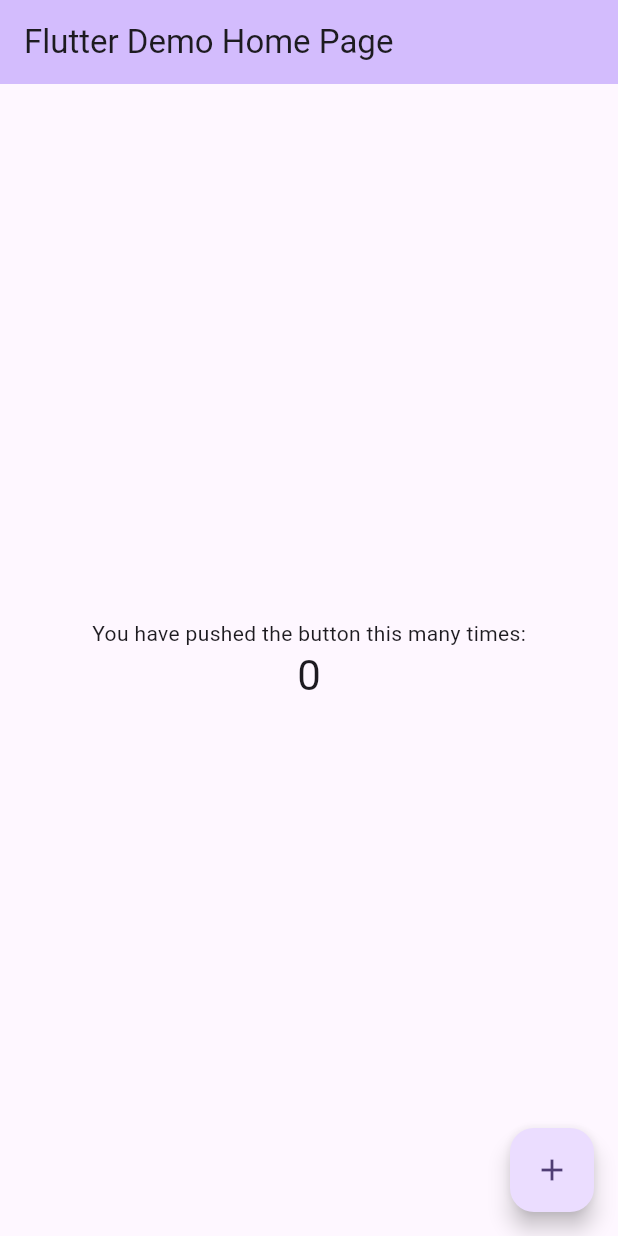
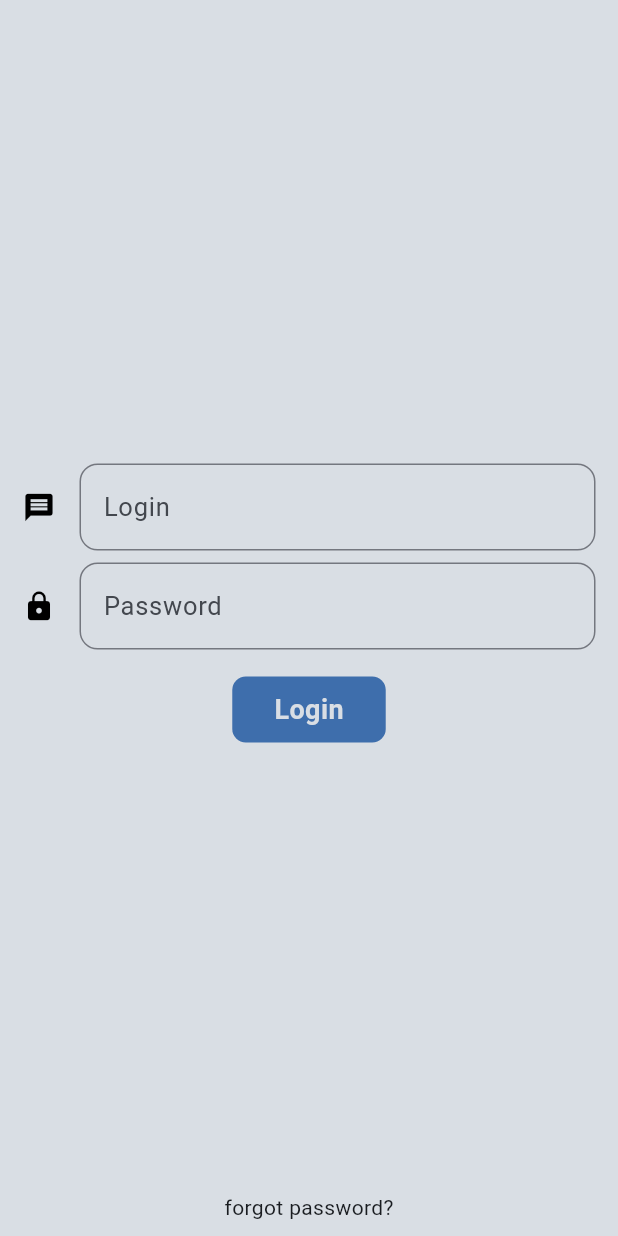
Before and after one commit to haidang93/code_01, a Flutter app: the screen it shows after launch, on a phone screen of 412 x 824 dp. Run offline on Flutter 3.47's test engine with Material 3 defaults, Android fonts, the phone set to English and light mode, and no system bars.

Commit message:
update text field simply

```diff
--- /dev/null
+++ b/login_flow/lib/app_colors.dart
@@ -0,0 +1,6 @@
+import 'package:flutter/material.dart';
+
+class AppColor {
+  static const primary = Color.fromARGB(255, 62, 110, 172);
+  static const background = Color.fromARGB(255, 217, 222, 228);
+}
--- /dev/null
+++ b/login_flow/lib/login_flow/screen/login_screen.dart
@@ -0,0 +1,84 @@
+
+import 'package:flutter/material.dart';
+import 'package:login_flow/app_colors.dart';
+
+class LoginScreen extends StatefulWidget {
+  const LoginScreen({super.key});
+
+  @override
+  State<StatefulWidget> createState() {
+    return _LoginScreen();
+  }
+}
+
+class _LoginScreen extends State<LoginScreen> {
+  @override
+  Widget build(BuildContext context) {
+    return Scaffold(
+      backgroundColor: AppColor.background,
+      body: SafeArea(
+          child: Container(
+        padding: const EdgeInsets.symmetric(vertical: 9, horizontal: 15),
+        child: Column(
+          children: [
+            Expanded(child: Container()),
+            TextField(
+              onChanged: (passwordText) {},
+              style: const TextStyle(fontSize: 16.0, color: Colors.black),
+              decoration: InputDecoration(
+                border: OutlineInputBorder(
+                  borderRadius: BorderRadius.circular(12),
+                ),
+                icon: const Icon(
+                  Icons.message,
+                  size: 22.0,
+                  color: Colors.black,
+                ),
+                hintText: 'Login',
+                hintStyle: const TextStyle(fontSize: 17.0),
+              ),
+              textInputAction: TextInputAction.go,
+            ),
+            Padding(
+              padding: const EdgeInsets.only(top: 8),
+              child: TextField(
+                onChanged: (passwordText) {},
+                style: const TextStyle(fontSize: 16.0, color: Colors.black),
+                decoration: InputDecoration(
+                  border: OutlineInputBorder(
+                    borderRadius: BorderRadius.circular(12),
+                  ),
+                  icon: const Icon(
+                    Icons.lock,
+                    size: 22.0,
+                    color: Colors.black,
+                  ),
+                  hintText: 'Password',
+                  hintStyle: const TextStyle(fontSize: 17.0),
+                ),
+                textInputAction: TextInputAction.go,
+              ),
+            ),
+            Container(
+              margin: const EdgeInsets.only(top: 18),
+              decoration: BoxDecoration(
+                borderRadius: BorderRadius.circular(9),
+                color: AppColor.primary,
+              ),
+              padding: const EdgeInsets.symmetric(horizontal: 28, vertical: 9),
+              child: const Text(
+                "Login",
+                style: TextStyle(
+                    fontSize: 18,
+                    fontWeight: FontWeight.bold,
+                    color: AppColor.background),
+              ),
+            ),
+            Expanded(child: Container()),
+            const Text("forgot password?"),
+          ],
+        ),
+      )),
+    );
+  }
+}
--- /dev/null
+++ b/login_flow/lib/login_flow/widget/form_widget.dart
@@ -0,0 +1,10 @@
+import 'package:flutter/material.dart';
+
+class FormWidget extends StatelessWidget{
+  @override
+  Widget build(BuildContext context) {
+    // TODO: implement build
+    throw UnimplementedError();
+  }
+
+}
--- a/login_flow/lib/main.dart
+++ b/login_flow/lib/main.dart
@@ -1,4 +1,6 @@
 import 'package:flutter/material.dart';
+import 'package:login_flow/app_colors.dart';
+import 'package:login_flow/login_flow/screen/login_screen.dart';
 
 void main() {
   runApp(const MyApp());
@@ -7,119 +9,16 @@ void main() {
 class MyApp extends StatelessWidget {
   const MyApp({super.key});
 
-  // This widget is the root of your application.
   @override
   Widget build(BuildContext context) {
     return MaterialApp(
       title: 'Flutter Demo',
+      debugShowCheckedModeBanner: false,
       theme: ThemeData(
-        // This is the theme of your application.
-        //
-        // TRY THIS: Try running your application with "flutter run". You'll see
-        // the application has a purple toolbar. Then, without quitting the app,
-        // try changing the seedColor in the colorScheme below to Colors.green
-        // and then invoke "hot reload" (save your changes or press the "hot
-        // reload" button in a Flutter-supported IDE, or press "r" if you used
-        // the command line to start the app).
-        //
-        // Notice that the counter didn't reset back to zero; the application
-        // state is not lost during the reload. To reset the state, use hot
-        // restart instead.
-        //
-        // This works for code too, not just values: Most code changes can be
-        // tested with just a hot reload.
-        colorScheme: ColorScheme.fromSeed(seedColor: Colors.deepPurple),
+        colorScheme: ColorScheme.fromSeed(seedColor: AppColor.primary),
         useMaterial3: true,
       ),
-      home: const MyHomePage(title: 'Flutter Demo Home Page'),
+      home: const LoginScreen(),
     );
   }
 }
-
-class MyHomePage extends StatefulWidget {
-  const MyHomePage({super.key, required this.title});
-
-  // This widget is the home page of your application. It is stateful, meaning
-  // that it has a State object (defined below) that contains fields that affect
-  // how it looks.
-
-  // This class is the configuration for the state. It holds the values (in this
-  // case the title) provided by the parent (in this case the App widget) and
-  // used by the build method of the State. Fields in a Widget subclass are
-  // always marked "final".
-
-  final String title;
-
-  @override
-  State<MyHomePage> createState() => _MyHomePageState();
-}
-
-class _MyHomePageState extends State<MyHomePage> {
-  int _counter = 0;
-
-  void _incrementCounter() {
-    setState(() {
-      // This call to setState tells the Flutter framework that something has
-      // changed in this State, which causes it to rerun the build method below
-      // so that the display can reflect the updated values. If we changed
-      // _counter without calling setState(), then the build method would not be
-      // called again, and so nothing would appear to happen.
-      _counter++;
-    });
-  }
-
-  @override
-  Widget build(BuildContext context) {
-    // This method is rerun every time setState is called, for instance as done
-    // by the _incrementCounter method above.
-    //
-    // The Flutter framework has been optimized to make rerunning build methods
-    // fast, so that you can just rebuild anything that needs updating rather
-    // than having to individually change instances of widgets.
-    return Scaffold(
-      appBar: AppBar(
-        // TRY THIS: Try changing the color here to a specific color (to
-        // Colors.amber, perhaps?) and trigger a hot reload to see the AppBar
-        // change color while the other colors stay the same.
-        backgroundColor: Theme.of(context).colorScheme.inversePrimary,
-        // Here we take the value from the MyHomePage object that was created by
-        // the App.build method, and use it to set our appbar title.
-        title: Text(widget.title),
-      ),
-      body: Center(
-        // Center is a layout widget. It takes a single child and positions it
-        // in the middle of the parent.
-        child: Column(
-          // Column is also a layout widget. It takes a list of children and
-          // arranges them vertically. By default, it sizes itself to fit its
-          // children horizontally, and tries to be as tall as its parent.
-          //
-          // Column has various properties to control how it sizes itself and
-          // how it positions its children. Here we use mainAxisAlignment to
-          // center the children vertically; the main axis here is the vertical
-          // axis because Columns are vertical (the cross axis would be
-          // horizontal).
-          //
-          // TRY THIS: Invoke "debug painting" (choose the "Toggle Debug Paint"
-          // action in the IDE, or press "p" in the console), to see the
-          // wireframe for each widget.
-          mainAxisAlignment: MainAxisAlignment.center,
-          children: <Widget>[
-            const Text(
-              'You have pushed the button this many times:',
-            ),
-            Text(
-              '$_counter',
-              style: Theme.of(context).textTheme.headlineMedium,
-            ),
-          ],
-        ),
-      ),
-      floatingActionButton: FloatingActionButton(
-        onPressed: _incrementCounter,
-        tooltip: 'Increment',
-        child: const Icon(Icons.add),
-      ), // This trailing comma makes auto-formatting nicer for build methods.
-    );
-  }
-}
```
